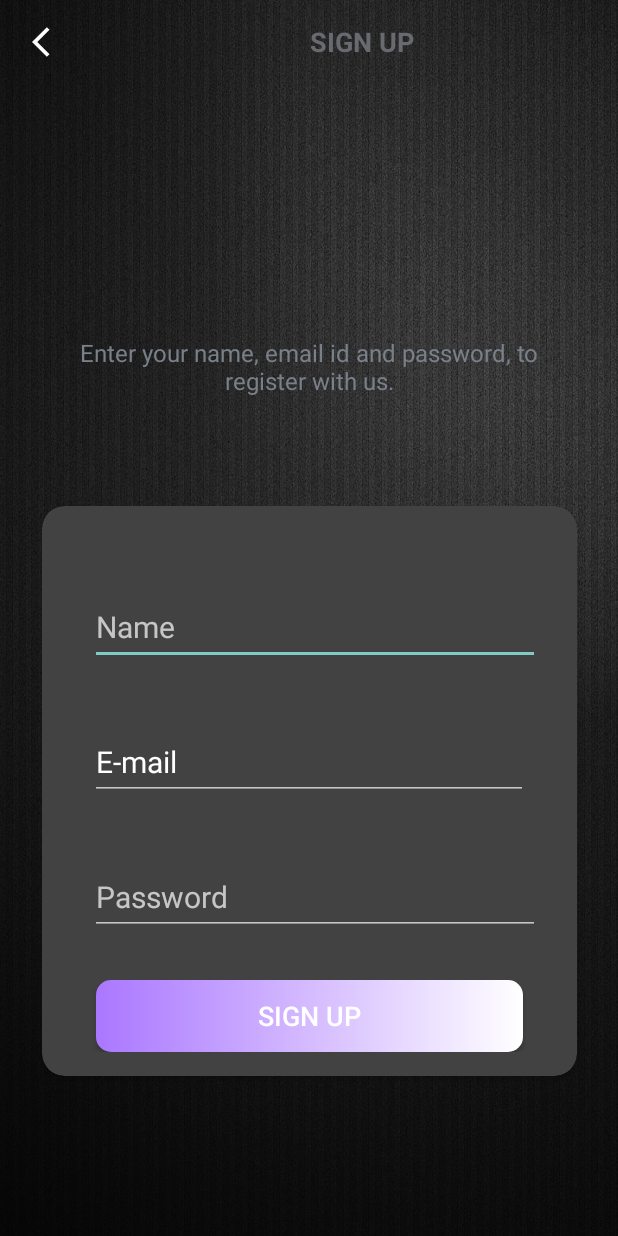
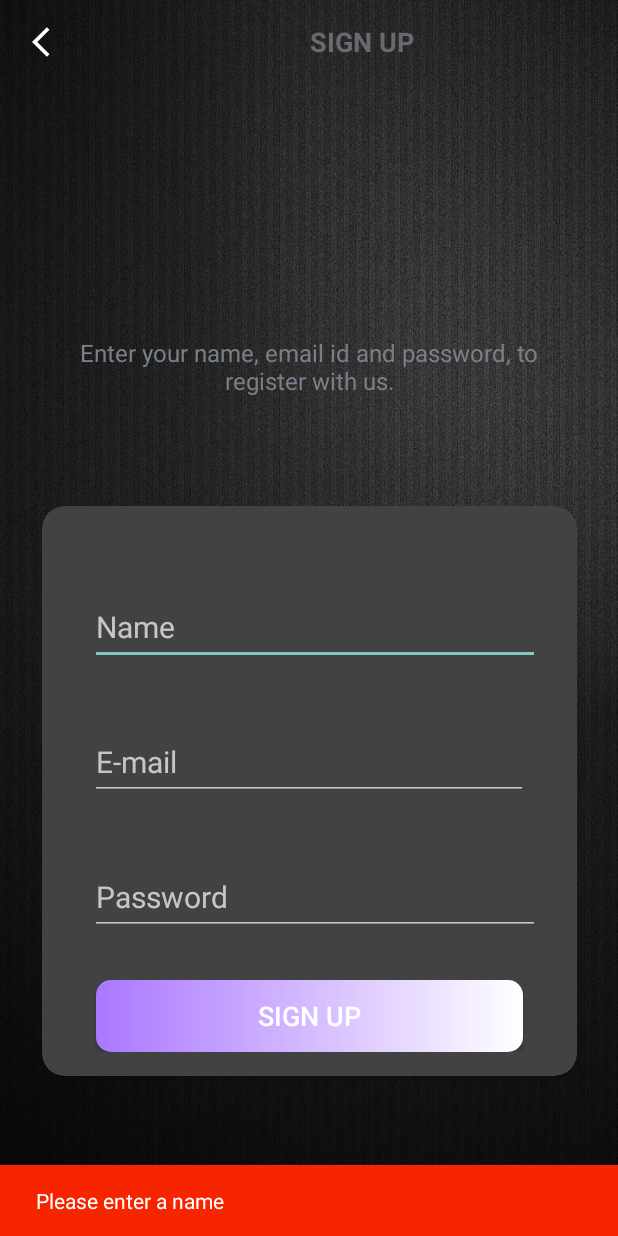
Before and after one commit to livbogdan/ExamenProject, an Android app: the SignUpActivity screen opened directly, with no data from a screen before it, after a tap on "SIGN UP", on a phone screen of 412 x 824 dp. Run offline under Robolectric (Android 15) with nearby library versions, the phone set to English and light mode, and no system bars; our stand-ins replace Firebase (no records; nobody signed in at launch, a user with empty details on screens opened directly).

Commit message:
Update 07/05/2023
Implement FireBase and register function

```diff
--- a/app/src/main/java/com/livbogdan/examenproject/SignUpActivity.kt
+++ /dev/null
@@ -1,40 +0,0 @@
-package com.livbogdan.examenproject
-
-import android.content.Intent
-import androidx.appcompat.app.AppCompatActivity
-import android.os.Bundle
-import android.widget.Button
-import androidx.appcompat.widget.Toolbar
-
-@Suppress("DEPRECATION")
-class SignUpActivity : AppCompatActivity() {
-	override fun onCreate(savedInstanceState: Bundle?) {
-		super.onCreate(savedInstanceState)
-		setContentView(R.layout.activity_sign_up)
-		setupActionBar()
-		signUpButton()
-	}
-
-	private fun setupActionBar() {
-		val toolbar = findViewById<Toolbar>(R.id.tb_sign_up)
-		setSupportActionBar(toolbar)
-
-		val actionBar = supportActionBar
-		if (actionBar != null) {
-			actionBar.setDisplayHomeAsUpEnabled(true)
-			actionBar.setHomeAsUpIndicator(R.drawable.back_icon)
-		}
-
-		toolbar.setNavigationOnClickListener {
-			onBackPressed()
-		}
-	}
-
-	private fun signUpButton(){
-		val btnSignUp: Button = findViewById(R.id.btn_sign_in)
-		btnSignUp.setOnClickListener {
-			startActivity(Intent(this, SignUpActivity::class.java))
-		}
-	}
-
-}
--- /dev/null
+++ b/app/src/main/java/com/livbogdan/examenproject/activitys/BaseActivity.kt
@@ -0,0 +1,75 @@
+package com.livbogdan.examenproject.activitys
+
+import android.app.Dialog
+import androidx.appcompat.app.AppCompatActivity
+import android.os.Bundle
+import android.os.Handler
+import android.os.Message
+import android.widget.TextView
+import android.widget.Toast
+import androidx.core.content.ContextCompat
+import com.google.android.material.snackbar.Snackbar
+import com.google.firebase.auth.FirebaseAuth
+import com.livbogdan.examenproject.R
+
+@Suppress("DEPRECATION")
+open class BaseActivity : AppCompatActivity() {
+
+    private var doubleBackToExitPressedOnce = false
+
+    private lateinit var mProgressDialog: Dialog
+
+    override fun onCreate(savedInstanceState: Bundle?) {
+        super.onCreate(savedInstanceState)
+        setContentView(R.layout.activity_base)
+
+    }
+
+    fun showProgressDialog(text: String){
+
+        mProgressDialog = Dialog(this)
+
+        mProgressDialog.setContentView(R.layout.dialog_progress)
+
+        mProgressDialog.findViewById<TextView>(R.id.tv_progress_text).text = text
+
+        mProgressDialog.show()
+    }
+
+    fun hideProgressDialog(){
+        mProgressDialog.dismiss()
+    }
+
+    fun getCurrentUserID(): String{
+        return FirebaseAuth.getInstance().currentUser!!.uid
+    }
+
+    fun doubleBackToExit(){
+        if (doubleBackToExitPressedOnce){
+            super.onBackPressed()
+            return
+        }
+
+        this.doubleBackToExitPressedOnce = true
+        Toast.makeText(
+            this,
+            resources.getString(R.string.please_click_back_again_to_exit),
+            Toast.LENGTH_SHORT
+        ).show()
+
+        Handler().postDelayed({doubleBackToExitPressedOnce = false}, 2000)
+
+    }
+
+    fun showErrorSnackBar(message: String){
+        val snackBar = Snackbar.make(findViewById(android.R.id.content),
+            message, Snackbar.LENGTH_LONG)
+
+        val snackBarView = snackBar.view
+        snackBarView.setBackgroundColor(ContextCompat.getColor(this,
+            R.color.snackBarErrorColor))
+
+        snackBar.show()
+    }
+
+}
--- a/app/src/main/java/com/livbogdan/examenproject/MainActivity.kt
+++ b/app/src/main/java/com/livbogdan/examenproject/activitys/MainActivity.kt
@@ -1,7 +1,8 @@
-package com.livbogdan.examenproject
+package com.livbogdan.examenproject.activitys
 
 import androidx.appcompat.app.AppCompatActivity
 import android.os.Bundle
+import com.livbogdan.examenproject.R
 
 class MainActivity : AppCompatActivity() {
 	override fun onCreate(savedInstanceState: Bundle?) {
--- a/app/src/main/java/com/livbogdan/examenproject/SignInActivity.kt
+++ b/app/src/main/java/com/livbogdan/examenproject/activitys/SignInActivity.kt
@@ -1,10 +1,11 @@
-package com.livbogdan.examenproject
+package com.livbogdan.examenproject.activitys
 
 import android.content.Intent
 import androidx.appcompat.app.AppCompatActivity
 import android.os.Bundle
 import android.widget.Button
 import androidx.appcompat.widget.Toolbar
+import com.livbogdan.examenproject.R
 
 class SignInActivity : AppCompatActivity() {
 	override fun onCreate(savedInstanceState: Bundle?) {
--- /dev/null
+++ b/app/src/main/java/com/livbogdan/examenproject/activitys/SignUpActivity.kt
@@ -0,0 +1,86 @@
+package com.livbogdan.examenproject.activitys
+
+import android.content.Intent
+import androidx.appcompat.app.AppCompatActivity
+import android.os.Bundle
+import android.provider.ContactsContract.CommonDataKinds.Email
+import android.text.TextUtils
+import android.widget.Button
+import android.widget.EditText
+import android.widget.Toast
+import androidx.appcompat.widget.Toolbar
+import com.livbogdan.examenproject.R
+
+@Suppress("DEPRECATION")
+class SignUpActivity : BaseActivity() {
+	override fun onCreate(savedInstanceState: Bundle?) {
+		super.onCreate(savedInstanceState)
+		setContentView(R.layout.activity_sign_up)
+		setupActionBar()
+		signUpButton()
+	}
+
+	private fun setupActionBar() {
+		val toolbar = findViewById<Toolbar>(R.id.tb_sign_up)
+		setSupportActionBar(toolbar)
+
+		val actionBar = supportActionBar
+		if (actionBar != null) {
+			actionBar.setDisplayHomeAsUpEnabled(true)
+			actionBar.setHomeAsUpIndicator(R.drawable.back_icon)
+		}
+
+		toolbar.setNavigationOnClickListener {
+			onBackPressed()
+		}
+	}
+
+	 //MAYBE NEED TO DELETE
+	private fun signUpButton(){
+		val btnSignUp: Button = findViewById(R.id.btn_sign_in)
+		btnSignUp.setOnClickListener {
+			registeredUser()
+			//startActivity(Intent(this, SignUpActivity::class.java))
+		}
+	}
+
+
+	private  fun registeredUser(){
+		val etName: EditText = findViewById(R.id.et_name)
+		val etEmail: EditText = findViewById(R.id.et_email)
+		val etPassword: EditText = findViewById(R.id.et_pass)
+
+		val name:String = etName.text.toString().trim {it <= ' '}
+		val email:String = etEmail.text.toString().trim {it <= ' '}
+		val password:String = etPassword.text.toString().trim {it <= ' '}
+
+		if (validForm(name, email, password)){
+			Toast.makeText(
+				this@SignUpActivity,
+				"Now we can register user.",
+				Toast.LENGTH_SHORT
+			).show()
+		}
+	}
+
+	private fun validForm(name: String, email: String, password: String): Boolean {
+		return when {
+			TextUtils.isEmpty(name) -> {
+				showErrorSnackBar("Please enter a name")
+				false
+			}
+			TextUtils.isEmpty(email) -> {
+				showErrorSnackBar("Please enter an E-mail")
+				false
+			}
+			TextUtils.isEmpty(password) -> {
+				showErrorSnackBar("Please enter password")
+				false
+			}
+			else ->
+			{
+				true
+			}
+		}
+	}
+}
--- a/app/src/main/java/com/livbogdan/examenproject/SplashActivity.kt
+++ b/app/src/main/java/com/livbogdan/examenproject/activitys/SplashActivity.kt
@@ -1,4 +1,4 @@
-package com.livbogdan.examenproject
+package com.livbogdan.examenproject.activitys
 
 import android.content.Intent
 import android.graphics.Typeface
@@ -7,6 +7,7 @@ import android.os.Bundle
 import android.os.Handler
 import android.os.Looper
 import android.widget.TextView
+import com.livbogdan.examenproject.R
 
 class SplashActivity : AppCompatActivity() {
 	override fun onCreate(savedInstanceState: Bundle?) {
--- a/app/src/main/res/layout/activity_intro.xml
+++ b/app/src/main/res/layout/activity_intro.xml
@@ -5,7 +5,7 @@
     android:layout_width="match_parent"
     android:layout_height="match_parent"
     android:background="@drawable/ic_background"
-    tools:context=".IntroActivity">
+    tools:context=".activitys.IntroActivity">
 
     <LinearLayout
         android:layout_width="match_parent"
--- a/app/src/main/res/layout/activity_main.xml
+++ b/app/src/main/res/layout/activity_main.xml
@@ -4,7 +4,7 @@
     xmlns:tools="http://schemas.android.com/tools"
     android:layout_width="match_parent"
     android:layout_height="match_parent"
-    tools:context=".MainActivity">
+    tools:context=".activitys.MainActivity">
 
     <TextView
         android:layout_width="wrap_content"
--- a/app/src/main/res/layout/activity_sign_in.xml
+++ b/app/src/main/res/layout/activity_sign_in.xml
@@ -5,7 +5,7 @@
     android:layout_width="match_parent"
     android:layout_height="match_parent"
     android:background="@drawable/ic_background"
-    tools:context=".SignInActivity">
+    tools:context=".activitys.SignInActivity">
 
     <androidx.appcompat.widget.Toolbar
         android:id="@+id/tb_sign_in"
--- a/app/src/main/res/layout/activity_sign_up.xml
+++ b/app/src/main/res/layout/activity_sign_up.xml
@@ -5,7 +5,7 @@
     android:layout_width="match_parent"
     android:layout_height="match_parent"
     android:background="@drawable/ic_background"
-    tools:context=".SignUpActivity">
+    tools:context=".activitys.SignUpActivity">
 
     <androidx.appcompat.widget.Toolbar
         android:id="@+id/tb_sign_up"
@@ -91,7 +91,6 @@
                     android:ems="10"
                     android:hint="@string/email"
                     android:inputType="textEmailAddress"
-                    android:text="@string/email"
                     android:textSize="@dimen/et_text_size" />
 
                 <EditText
--- a/app/src/main/res/layout/activity_splash.xml
+++ b/app/src/main/res/layout/activity_splash.xml
@@ -5,7 +5,7 @@
     android:layout_width="match_parent"
     android:layout_height="match_parent"
     android:background="@drawable/ic_background"
-    tools:context=".SplashActivity">
+    tools:context=".activitys.SplashActivity">
 
     <LinearLayout
         android:layout_width="match_parent"
--- a/app/src/main/res/values/colors.xml
+++ b/app/src/main/res/values/colors.xml
@@ -15,4 +15,6 @@
 
     <color name="black">#000000</color>
     <color name="white">#FFFFFF</color>
+
+    <color name="snackBarErrorColor">#F72400</color>
 </resources>
--- a/app/src/main/res/values/dimens.xml
+++ b/app/src/main/res/values/dimens.xml
@@ -32,5 +32,9 @@
     <dimen name="et_text_size">20sp</dimen>
     <dimen name="authentication_screen_til_marginTop">20dp</dimen>
     <dimen name="authentication_screen_marginTop">60dp</dimen>
+    <dimen name="progress_text_marginStart">16dp</dimen>
+    <dimen name="progress_text_size">16sp</dimen>
+    <dimen name="progress_bar_size">50dp</dimen>
+    <dimen name="progress_dialog_content_padding">10dp</dimen>
 
 </resources>
--- a/app/src/main/res/values/strings.xml
+++ b/app/src/main/res/values/strings.xml
@@ -15,5 +15,7 @@
     <!--END-->
 
     <string name="sign_in_description_text">Enter your E-mail and password to log in.</string>
+    <string name="please_click_back_again_to_exit">Please click back again to exit.</string>
+    <string name="please_wait">Please Wait&#8230;</string>
 
 </resources>
```
Also changed, not shown: app/build.gradle (+6 -1 lines), app/src/main/AndroidManifest.xml (+11 -8 lines), app/src/main/java/com/livbogdan/examenproject/activitys/IntroActivity.kt (renamed from app/src/main/java/com/livbogdan/examenproject/IntroActivity.kt, +4 -5 lines), app/src/main/res/layout/activity_base.xml (added, +9 -0 lines), app/src/main/res/layout/dialog_progress.xml (added, +31 -0 lines), build.gradle (+7 -1 lines), 1 other file.
